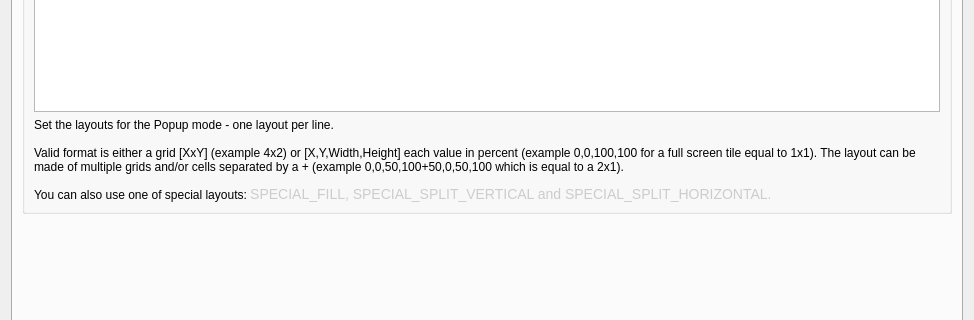
First picture: the form in src/contents/ui/config.ui, repository rxappdev/MouseTiler, before the edit; both pictures show x 0 to 974 and y 255 to 575 of the 974 by 740 pixel window.
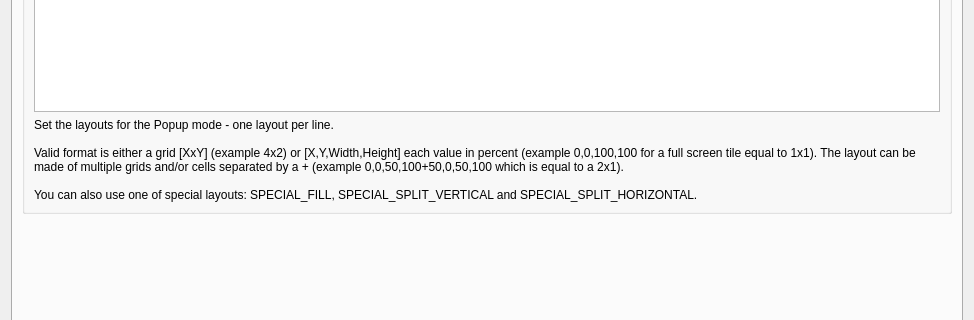
Second picture: the form after the edit. The open tabs and pages were chosen to show the change. Icons and pictures are not drawn.

Commit message: Added 2/3 + 1/3 and 1/3 + 2/3 layouts to Popup Grid All Layouts. Fixed incorrect text color in Settings.

```diff
--- a/src/contents/ui/config.ui
+++ b/src/contents/ui/config.ui
@@ -934,7 +934,7 @@
           <item>
            <widget class="QLabel" name="label_popupLayoutExplanation">
             <property name="text">
-             <string>&lt;html&gt;&lt;head/&gt;&lt;body&gt;&lt;p&gt;Set the layouts for the Popup mode - one layout per line.&lt;br/&gt;&lt;br/&gt;Valid format is either a grid [XxY] (example 4x2) or [X,Y,Width,Height] each value in percent (example 0,0,100,100 for a full screen tile equal to 1x1). The layout can be made of multiple grids and/or cells separated by a + (example 0,0,50,100+50,0,50,100 which is equal to a 2x1).&lt;/p&gt;&lt;p&gt;You can also use one of special layouts: &lt;span style=&quot; font-family:'Droid Sans Mono','monospace','monospace'; font-size:14px; color:#cccccc;&quot;&gt;SPECIAL_FILL, SPECIAL_SPLIT_VERTICAL and SPECIAL_SPLIT_HORIZONTAL.&lt;/span&gt;&lt;/p&gt;&lt;/body&gt;&lt;/html&gt;</string>
+             <string>&lt;html&gt;&lt;head/&gt;&lt;body&gt;&lt;p&gt;Set the layouts for the Popup mode - one layout per line.&lt;br/&gt;&lt;br/&gt;Valid format is either a grid [XxY] (example 4x2) or [X,Y,Width,Height] each value in percent (example 0,0,100,100 for a full screen tile equal to 1x1). The layout can be made of multiple grids and/or cells separated by a + (example 0,0,50,100+50,0,50,100 which is equal to a 2x1).&lt;br/&gt;&lt;br/&gt;You can also use one of special layouts: SPECIAL_FILL, SPECIAL_SPLIT_VERTICAL and SPECIAL_SPLIT_HORIZONTAL.&lt;/p&gt;&lt;/body&gt;&lt;/html&gt;</string>
             </property>
             <property name="wordWrap">
              <bool>true</bool>
```
Left out of the diff: 2 changed lines with no effect on the pictures. The commit also changes 4 other files.
